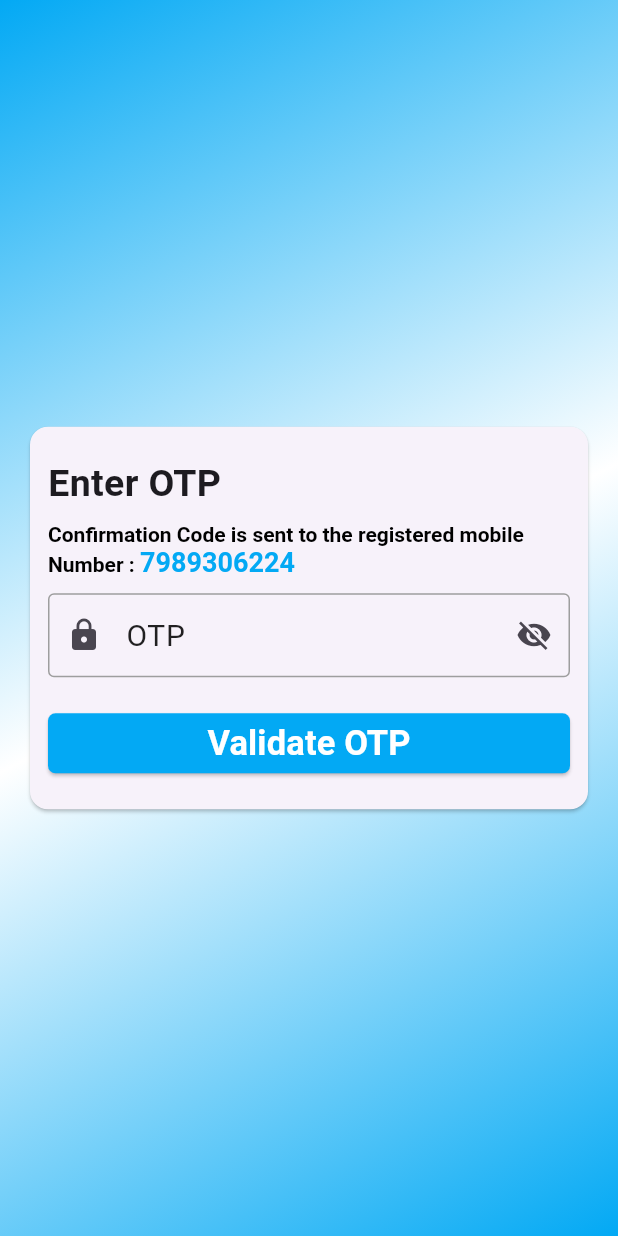
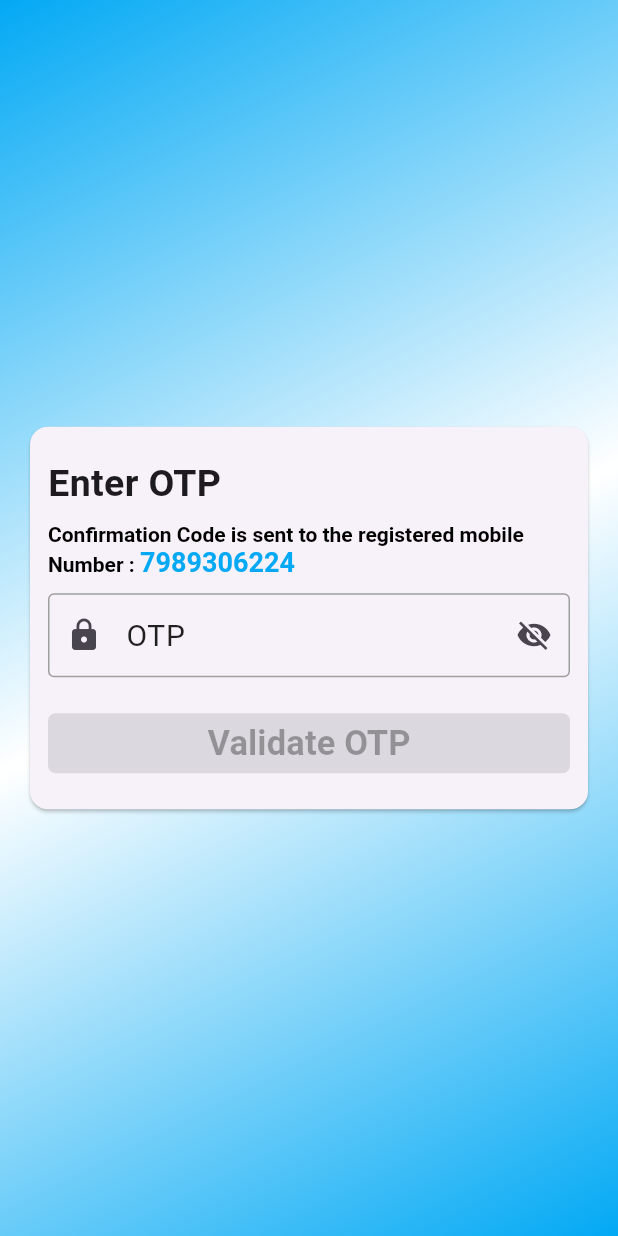
Before and after one commit to pranav-deshpande6224/buy_sell, a Flutter app: the screen it shows after launch, on a phone screen of 412 x 824 dp. Run offline on Flutter 3.47's test engine with Material 3 defaults, Android fonts, the phone set to English and light mode, and no system bars; our stand-ins replace flutter_riverpod, google_fonts.

Commit message:
added providers for login and otp screen

```diff
--- /dev/null
+++ b/lib/authentication/provider/otp_button_state_provider.dart
@@ -0,0 +1,18 @@
+import 'package:flutter_riverpod/flutter_riverpod.dart';
+
+class OtpButtonStateProvider extends StateNotifier<bool> {
+  OtpButtonStateProvider() : super(false);
+  void changeStateOtpButton(String otp) {
+    if (otp.length == 6) {
+      state = true;
+    } else {
+      if (state == false) return;
+      state = false;
+    }
+  }
+}
+
+final otpChangeProvider =
+    StateNotifierProvider<OtpButtonStateProvider, bool>((ref) {
+  return OtpButtonStateProvider();
+});
--- /dev/null
+++ b/lib/authentication/provider/password_see_notsee.dart
@@ -0,0 +1,16 @@
+import 'package:flutter_riverpod/flutter_riverpod.dart';
+
+class PasswordSeeNotsee extends StateNotifier<bool> {
+  // false mean password not be seen
+  // i.e obscure text is true, visibility_off
+  // true mean password is seen
+  // i.e obscure text is false visibility_on
+  PasswordSeeNotsee() : super(false);
+  void stateChange() {
+    state = !state;
+  }
+}
+
+final passwordProvider = StateNotifierProvider<PasswordSeeNotsee, bool>((ref) {
+  return PasswordSeeNotsee();
+});
--- a/lib/authentication/screens/otp_screen.dart
+++ b/lib/authentication/screens/otp_screen.dart
@@ -1,17 +1,20 @@
+import 'package:buy_sell/authentication/provider/otp_button_state_provider.dart';
+import 'package:buy_sell/authentication/provider/password_see_notsee.dart';
 import 'package:flutter/material.dart';
 import 'package:flutter/services.dart';
+import 'package:flutter_riverpod/flutter_riverpod.dart';
 import 'package:google_fonts/google_fonts.dart';
 
-class OtpScreen extends StatefulWidget {
+class OtpScreen extends ConsumerStatefulWidget {
   const OtpScreen({super.key});
 
   @override
-  State<OtpScreen> createState() {
+  ConsumerState<OtpScreen> createState() {
     return _OtpScreenState();
   }
 }
 
-class _OtpScreenState extends State<OtpScreen> {
+class _OtpScreenState extends ConsumerState<OtpScreen> {
   final _otpController = TextEditingController();
 
   @override
@@ -72,9 +75,11 @@ class _OtpScreenState extends State<OtpScreen> {
                     const SizedBox(
                       height: 10,
                     ),
-                    TextField(
+                    Consumer(builder: (ctx, ref, child) {
+                      final value = ref.watch(passwordProvider);
+                      return TextField(
                         maxLength: 6,
-                      obscureText: true,
+                        obscureText: value == false ? true : false,
                         maxLengthEnforcement: MaxLengthEnforcement.enforced,
                         cursorColor: Colors.lightBlue,
                         keyboardType: TextInputType.phone,
@@ -84,8 +89,15 @@ class _OtpScreenState extends State<OtpScreen> {
                           prefixIcon: const Icon(
                             Icons.lock,
                           ),
-                        suffixIcon: const Icon(
-                          Icons.visibility_off,
+                          suffixIcon: IconButton(
+                            onPressed: () {
+                              ref.read(passwordProvider.notifier).stateChange();
+                            },
+                            icon: Icon(
+                              value == false
+                                  ? Icons.visibility_off
+                                  : Icons.visibility,
+                            ),
                           ),
                           enabledBorder: const OutlineInputBorder(
                             borderSide: BorderSide(
@@ -114,13 +126,22 @@ class _OtpScreenState extends State<OtpScreen> {
                                 fontSize: 20, color: Colors.black87),
                           ),
                         ),
-                    ),
+                        onChanged: (value) {
+                          ref
+                              .read(otpChangeProvider.notifier)
+                              .changeStateOtpButton(value);
+                        },
+                      );
+                    }),
                     const SizedBox(
                       height: 20,
                     ),
                     SizedBox(
                       width: double.infinity,
-                      child: ElevatedButton(
+                      child: Consumer(
+                        builder: (ctx, ref, child) {
+                          final value = ref.watch(otpChangeProvider);
+                          return ElevatedButton(
                             style: ElevatedButton.styleFrom(
                               foregroundColor: Colors.white,
                               backgroundColor: Colors.lightBlue,
@@ -128,7 +149,7 @@ class _OtpScreenState extends State<OtpScreen> {
                                 borderRadius: BorderRadius.circular(5),
                               ),
                             ),
-                        onPressed: () {},
+                            onPressed: value ? () {} : null,
                             child: Text(
                               "Validate OTP",
                               style: GoogleFonts.comicNeue(
@@ -136,6 +157,8 @@ class _OtpScreenState extends State<OtpScreen> {
                                 fontWeight: FontWeight.bold,
                               ),
                             ),
+                          );
+                        },
                       ),
                     )
                   ],
--- a/lib/main.dart
+++ b/lib/main.dart
@@ -1,10 +1,10 @@
-
 import 'package:buy_sell/authentication/screens/otp_screen.dart';
-//import 'package:buy_sell/authentication/screens/phone_number_screen.dart';
+import 'package:buy_sell/authentication/screens/phone_number_screen.dart';
 import 'package:flutter/material.dart';
+import 'package:flutter_riverpod/flutter_riverpod.dart';
 
 void main() {
-  runApp(const MyApp());
+  runApp(const ProviderScope(child: MyApp()));
 }
 
 class MyApp extends StatelessWidget {
--- a/pubspec.yaml
+++ b/pubspec.yaml
@@ -36,6 +36,7 @@ dependencies:
   # Use with the CupertinoIcons class for iOS style icons.
   cupertino_icons: ^1.0.6
   google_fonts: ^6.2.1
+  flutter_riverpod: ^2.5.1
 
 dev_dependencies:
   flutter_test:
```
Also changed, not shown: lib/authentication/provider/login_button_state_provider.dart (added, +18 -0 lines), lib/authentication/screens/phone_number_screen.dart (+24 -7 lines), pubspec.lock. Lines whose indentation alone changed are shown as unchanged.
